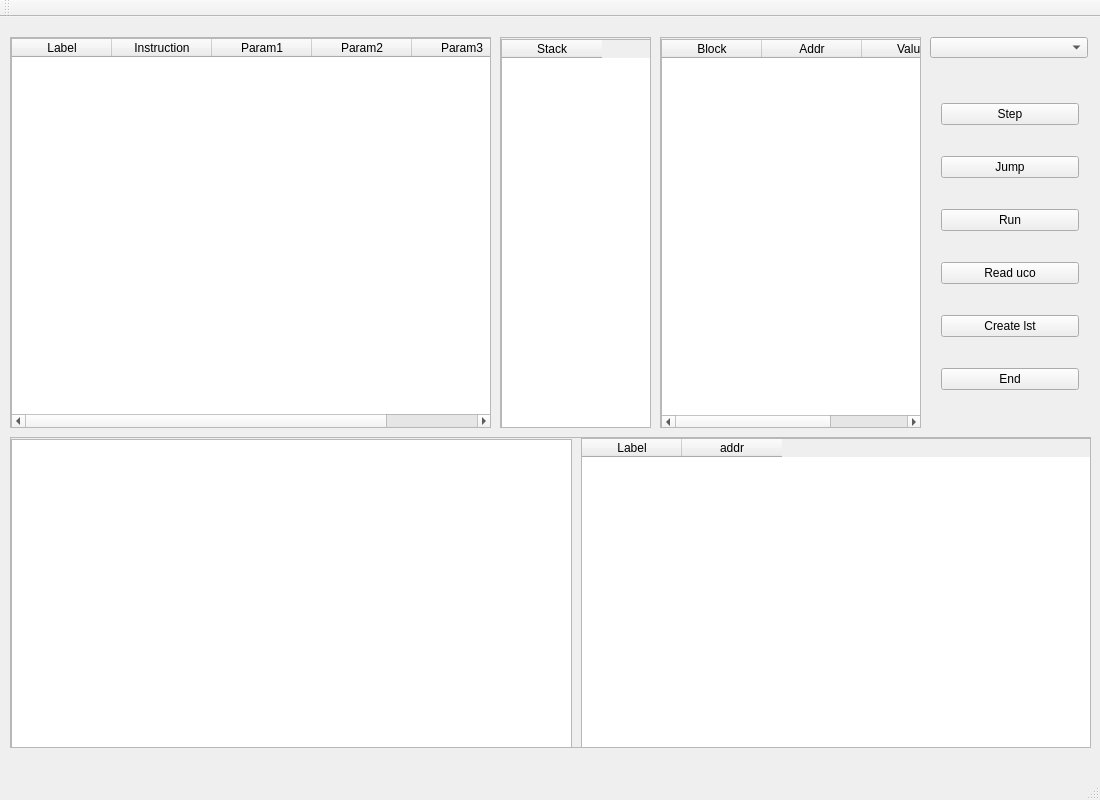
First picture: the form in UCodeInterpreter/UCodeInterpreter.ui, repository joohyeson/UCodeInterpreter, before the edit.
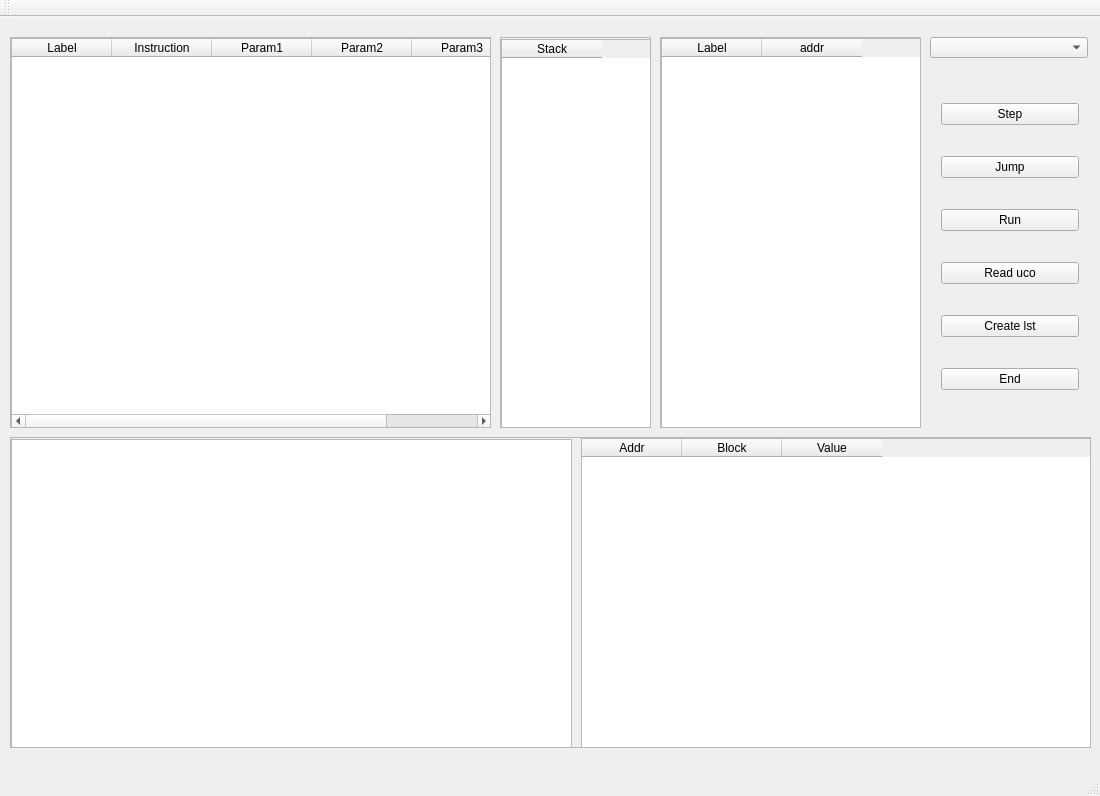
Second picture: the form after the edit.

Commit message: bubble2.uco말고 다른 파일은 다 돌아감 bgn하고 난 다음에 오류남

Patch:
```diff
--- a/UCodeInterpreter/UCodeInterpreter.ui
+++ b/UCodeInterpreter/UCodeInterpreter.ui
@@ -7,7 +7,7 @@
     <x>0</x>
     <y>0</y>
     <width>1100</width>
-    <height>800</height>
+    <height>796</height>
    </rect>
   </property>
   <property name="windowTitle">
@@ -35,32 +35,6 @@
        <height>309</height>
       </rect>
      </property>
-     <widget class="QTableWidget" name="tableWidget_2">
-      <property name="geometry">
-       <rect>
-        <x>570</x>
-        <y>0</y>
-        <width>511</width>
-        <height>311</height>
-       </rect>
-      </property>
-      <property name="sizeAdjustPolicy">
-       <enum>QAbstractScrollArea::AdjustToContents</enum>
-      </property>
-      <attribute name="horizontalHeaderCascadingSectionResizes">
-       <bool>true</bool>
-      </attribute>
-      <column>
-       <property name="text">
-        <string>Label</string>
-       </property>
-      </column>
-      <column>
-       <property name="text">
-        <string>addr</string>
-       </property>
-      </column>
-     </widget>
      <widget class="QTextBrowser" name="textBrowser">
       <property name="geometry">
        <rect>
@@ -71,6 +45,31 @@
        </rect>
       </property>
      </widget>
+     <widget class="QTableWidget" name="MemoryTable">
+      <property name="geometry">
+       <rect>
+        <x>570</x>
+        <y>0</y>
+        <width>511</width>
+        <height>311</height>
+       </rect>
+      </property>
+      <column>
+       <property name="text">
+        <string>Addr</string>
+       </property>
+      </column>
+      <column>
+       <property name="text">
+        <string>Block</string>
+       </property>
+      </column>
+      <column>
+       <property name="text">
+        <string>Value</string>
+       </property>
+      </column>
+     </widget>
     </widget>
    </widget>
    <widget class="QScrollArea" name="scrollArea">
@@ -157,28 +156,29 @@
        <height>389</height>
       </rect>
      </property>
-     <widget class="QTableWidget" name="MemoryTable">
+     <widget class="QTableWidget" name="tableWidget_2">
       <property name="geometry">
        <rect>
         <x>0</x>
-        <y>1</y>
+        <y>0</y>
         <width>261</width>
         <height>391</height>
        </rect>
       </property>
+      <property name="sizeAdjustPolicy">
+       <enum>QAbstractScrollArea::AdjustToContents</enum>
+      </property>
+      <attribute name="horizontalHeaderCascadingSectionResizes">
+       <bool>true</bool>
+      </attribute>
       <column>
        <property name="text">
-        <string>Block</string>
+        <string>Label</string>
        </property>
       </column>
       <column>
        <property name="text">
-        <string>Addr</string>
-       </property>
-      </column>
-      <column>
-       <property name="text">
-        <string>Value</string>
+        <string>addr</string>
        </property>
       </column>
      </widget>
```
The commit also changes 2 other files.
